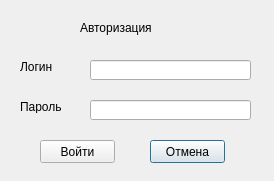
Above: authorization/authorization.ui from vladislavvasyukov/Memorigo before the change. Below: the same form after it.
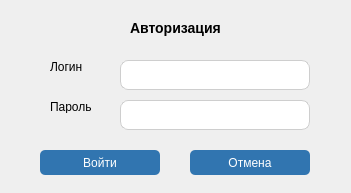
That is the form after the change.

Diff of the .ui file:
```diff
--- a/authorization/authorization.ui
+++ b/authorization/authorization.ui
@@ -6,8 +6,8 @@
    <rect>
     <x>0</x>
     <y>0</y>
-    <width>274</width>
-    <height>181</height>
+    <width>351</width>
+    <height>193</height>
    </rect>
   </property>
   <property name="windowTitle">
@@ -16,40 +16,54 @@
   <widget class="QLabel" name="authorizationLabel">
    <property name="geometry">
     <rect>
-     <x>80</x>
+     <x>130</x>
      <y>20</y>
-     <width>81</width>
+     <width>91</width>
      <height>16</height>
     </rect>
    </property>
    <property name="text">
-    <string>Авторизация</string>
+    <string>&lt;h3&gt;Авторизация&lt;/h3</string>
    </property>
   </widget>
   <widget class="QLineEdit" name="login">
    <property name="geometry">
     <rect>
-     <x>90</x>
+     <x>120</x>
      <y>60</y>
-     <width>161</width>
-     <height>20</height>
+     <width>190</width>
+     <height>30</height>
     </rect>
    </property>
+   <property name="styleSheet">
+    <string notr="true">font-size: 14px;
+padding: 6px 0 6px 10px;
+border: 1px solid #cecece;
+background: #fff;
+border-radius: 8px;</string>
+   </property>
   </widget>
   <widget class="QLineEdit" name="password">
    <property name="geometry">
     <rect>
-     <x>90</x>
+     <x>120</x>
      <y>100</y>
-     <width>161</width>
-     <height>20</height>
+     <width>190</width>
+     <height>30</height>
     </rect>
    </property>
+   <property name="styleSheet">
+    <string notr="true">font-size: 14px;
+padding: 6px 0 4px 10px;
+border: 1px solid #cecece;
+background: #fff;
+border-radius: 8px;</string>
+   </property>
   </widget>
   <widget class="QLabel" name="loginLabel">
    <property name="geometry">
     <rect>
-     <x>20</x>
+     <x>50</x>
      <y>60</y>
      <width>47</width>
      <height>13</height>
@@ -62,7 +76,7 @@
   <widget class="QLabel" name="passwordLabel">
    <property name="geometry">
     <rect>
-     <x>20</x>
+     <x>50</x>
      <y>100</y>
      <width>47</width>
      <height>13</height>
@@ -75,12 +89,20 @@
   <widget class="QPushButton" name="cancelButton">
    <property name="geometry">
     <rect>
-     <x>150</x>
-     <y>140</y>
-     <width>75</width>
-     <height>23</height>
+     <x>190</x>
+     <y>150</y>
+     <width>120</width>
+     <height>25</height>
     </rect>
    </property>
+   <property name="styleSheet">
+    <string notr="true">color: #fff;
+text-decoration: none; 
+user-select: none;
+background-color: #3175b0;
+fon-size: 14px;
+border-radius: 5px;</string>
+   </property>
    <property name="text">
     <string>Отмена</string>
    </property>
@@ -89,11 +111,19 @@
    <property name="geometry">
     <rect>
      <x>40</x>
-     <y>140</y>
-     <width>75</width>
-     <height>23</height>
+     <y>150</y>
+     <width>120</width>
+     <height>25</height>
     </rect>
    </property>
+   <property name="styleSheet">
+    <string notr="true">color: #fff;
+text-decoration: none; 
+user-select: none;
+background-color: #3175b0;
+fon-size: 14px;
+border-radius: 5px;</string>
+   </property>
    <property name="text">
     <string>Войти</string>
    </property>
```
